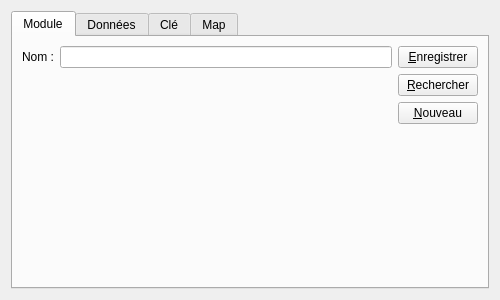
The window that app/cpp/qmake/mingw/code/src/manager/GConfigUi.ui (gkesse/ReadyCode) describes before a commit, drawn with Qt 5.
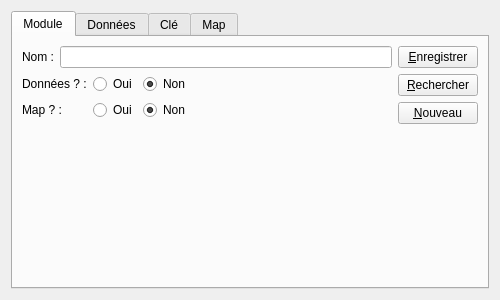
The same window after the commit.

Commit message: gestion du module de configuration

```diff
--- a/app/cpp/qmake/mingw/code/src/manager/GConfigUi.ui
+++ b/app/cpp/qmake/mingw/code/src/manager/GConfigUi.ui
@@ -69,7 +69,7 @@
         </layout>
        </item>
        <item row="0" column="0">
-        <layout class="QVBoxLayout" name="verticalLayout_2" stretch="0,0">
+        <layout class="QVBoxLayout" name="verticalLayout_2" stretch="0,0,0">
          <item>
           <layout class="QFormLayout" name="formLayout">
            <item row="0" column="0">
@@ -88,6 +88,104 @@
            </item>
           </layout>
          </item>
+         <item>
+          <layout class="QFormLayout" name="formLayout_5">
+           <item row="0" column="0">
+            <widget class="QLabel" name="label_6">
+             <property name="text">
+              <string>Données ? :</string>
+             </property>
+            </widget>
+           </item>
+           <item row="0" column="1">
+            <layout class="QHBoxLayout" name="horizontalLayout_5">
+             <item>
+              <widget class="QRadioButton" name="rbtYesDataModule">
+               <property name="text">
+                <string>Oui</string>
+               </property>
+               <attribute name="buttonGroup">
+                <string notr="true">buttonGroup_2</string>
+               </attribute>
+              </widget>
+             </item>
+             <item>
+              <widget class="QRadioButton" name="rbtNoDataModule">
+               <property name="text">
+                <string>Non</string>
+               </property>
+               <property name="checked">
+                <bool>true</bool>
+               </property>
+               <attribute name="buttonGroup">
+                <string notr="true">buttonGroup_2</string>
+               </attribute>
+              </widget>
+             </item>
+             <item>
+              <spacer name="horizontalSpacer">
+               <property name="orientation">
+                <enum>Qt::Horizontal</enum>
+               </property>
+               <property name="sizeHint" stdset="0">
+                <size>
+                 <width>40</width>
+                 <height>20</height>
+                </size>
+               </property>
+              </spacer>
+             </item>
+            </layout>
+           </item>
+           <item row="1" column="0">
+            <widget class="QLabel" name="label_7">
+             <property name="text">
+              <string>Map ? :</string>
+             </property>
+            </widget>
+           </item>
+           <item row="1" column="1">
+            <layout class="QHBoxLayout" name="horizontalLayout_6">
+             <item>
+              <widget class="QRadioButton" name="rbtYesMapModule">
+               <property name="text">
+                <string>Oui</string>
+               </property>
+               <attribute name="buttonGroup">
+                <string notr="true">buttonGroup</string>
+               </attribute>
+              </widget>
+             </item>
+             <item>
+              <widget class="QRadioButton" name="rbtNoMapModule">
+               <property name="text">
+                <string>Non</string>
+               </property>
+               <property name="checked">
+                <bool>true</bool>
+               </property>
+               <attribute name="buttonGroup">
+                <string notr="true">buttonGroup</string>
+               </attribute>
+              </widget>
+             </item>
+             <item>
+              <spacer name="horizontalSpacer_2">
+               <property name="orientation">
+                <enum>Qt::Horizontal</enum>
+               </property>
+               <property name="sizeHint" stdset="0">
+                <size>
+                 <width>40</width>
+                 <height>20</height>
+                </size>
+               </property>
+              </spacer>
+             </item>
+            </layout>
+           </item>
+          </layout>
+         </item>
          <item>
           <spacer name="verticalSpacer_2">
            <property name="orientation">
```
Left out of the diff: 4 changed lines with no effect on the pictures. The commit also changes 13 other files.
